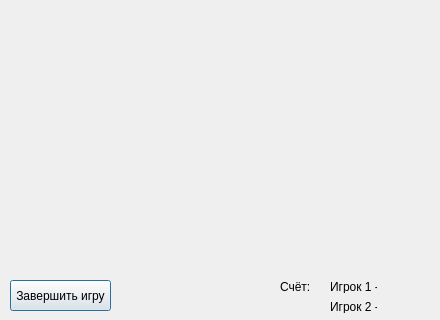
The window that points/game.ui (ivtKruglov/Net) describes before a commit, drawn with Qt 5; both pictures show x 0 to 440 and y 140 to 460 of the 440 by 460 pixel window.
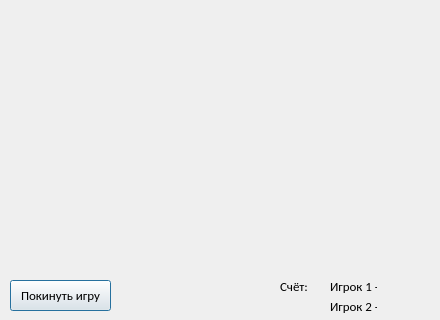
The same window after the commit.

What changed in the file:
```diff
--- a/points/game.ui
+++ b/points/game.ui
@@ -22,8 +22,14 @@
      <height>31</height>
     </rect>
    </property>
+   <property name="font">
+    <font>
+     <family>Calibri</family>
+     <pointsize>10</pointsize>
+    </font>
+   </property>
    <property name="text">
-    <string>Завершить игру</string>
+    <string>Покинуть игру</string>
    </property>
   </widget>
   <widget class="QLabel" name="label">
@@ -35,6 +41,12 @@
      <height>13</height>
     </rect>
    </property>
+   <property name="font">
+    <font>
+     <family>Calibri</family>
+     <pointsize>10</pointsize>
+    </font>
+   </property>
    <property name="text">
     <string>Счёт:</string>
    </property>
@@ -48,6 +60,12 @@
      <height>13</height>
     </rect>
    </property>
+   <property name="font">
+    <font>
+     <family>Calibri</family>
+     <pointsize>10</pointsize>
+    </font>
+   </property>
    <property name="text">
     <string>Игрок 1 - </string>
    </property>
@@ -61,6 +79,12 @@
      <height>13</height>
     </rect>
    </property>
+   <property name="font">
+    <font>
+     <family>Calibri</family>
+     <pointsize>10</pointsize>
+    </font>
+   </property>
    <property name="text">
     <string>Игрок 2 - </string>
    </property>
```
Left out of the diff: 29 changed lines with no effect on the pictures.
